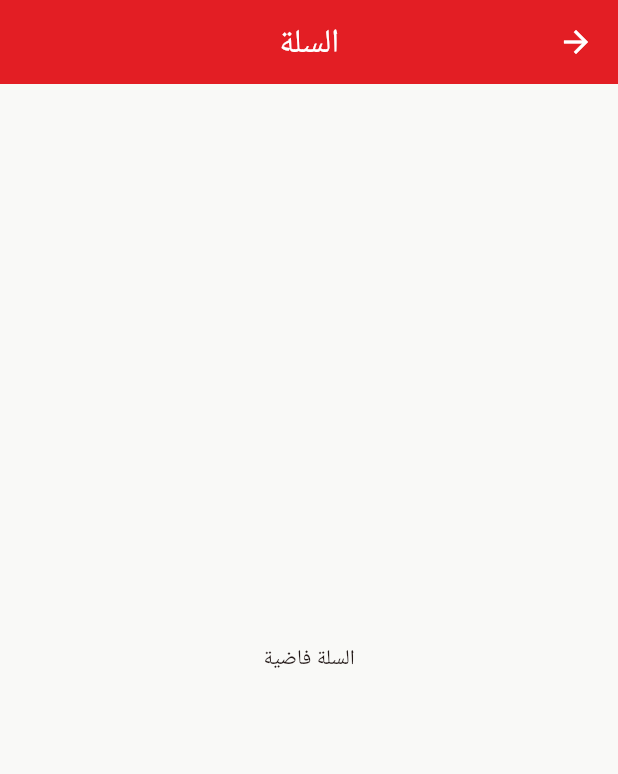
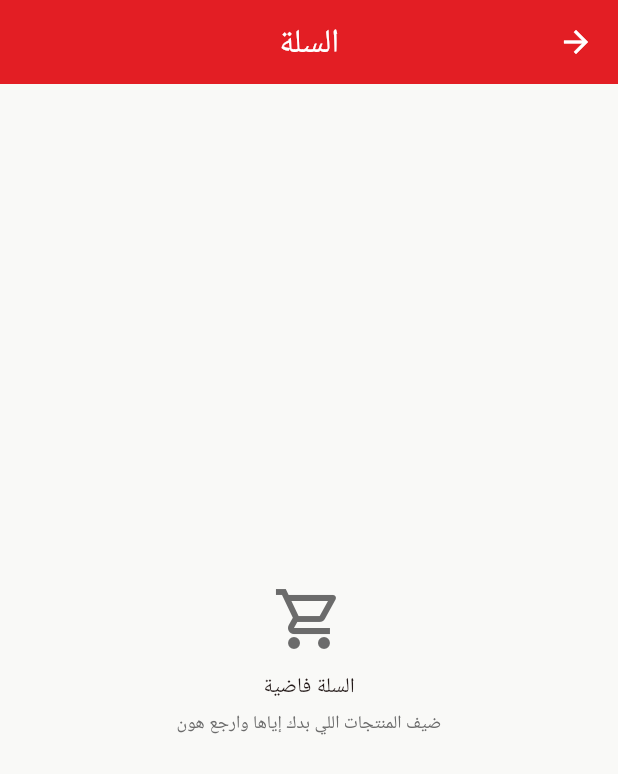
Before and after one commit to Huthayfa-Alomari/altayebat_app, a Flutter app: the CartScreen screen opened directly, on a phone screen of 412 x 824 dp. Shown: the top 774 px of the screen. Run offline on Flutter 3.47's test engine with Material 3 defaults, Android fonts, the phone set to English and light mode, and no system bars; our stand-ins replace supabase_flutter; accounts and stored records are empty; Roboto replaces fonts that are missing (Cairo).

Commit message:
feat: revalidate checkout and improve cart controls

```diff
--- a/altayebat_app/lib/screens/cart_screen.dart
+++ b/altayebat_app/lib/screens/cart_screen.dart
@@ -16,20 +16,18 @@ class _CartScreenState extends State<CartScreen> {
   bool _submitting = false;
 
   Future<void> _checkout(CartProvider cart) async {
+    if (_submitting || cart.isEmpty) return;
+
     setState(() => _submitting = true);
     try {
       final items = cart.items
           .map((item) => {
                 'product_id': item.product.id,
                 'quantity': item.quantity,
-                'unit_price': item.product.price,
               })
           .toList();
 
-      final orderId = await SupabaseService.createOrder(
-        items: items,
-        total: cart.total,
-      );
+      final orderId = await SupabaseService.createOrder(items: items);
 
       cart.clear();
 
@@ -41,8 +39,11 @@ class _CartScreenState extends State<CartScreen> {
       );
     } catch (e) {
       if (!mounted) return;
+      final message = e is StateError
+          ? e.message
+          : 'صار خطأ بإرسال الطلب، جرب مرة ثانية';
       ScaffoldMessenger.of(context).showSnackBar(
-        const SnackBar(content: Text('صار خطأ بإرسال الطلب، جرب مرة ثانية')),
+        SnackBar(content: Text(message)),
       );
     } finally {
       if (mounted) setState(() => _submitting = false);
@@ -56,51 +57,124 @@ class _CartScreenState extends State<CartScreen> {
     return Scaffold(
       appBar: AppBar(title: const Text('السلة')),
       body: cart.isEmpty
-          ? const Center(child: Text('السلة فاضية'))
-          : ListView(
+          ? const Center(
+              child: Column(
+                mainAxisSize: MainAxisSize.min,
+                children: [
+                  Icon(
+                    Icons.shopping_cart_outlined,
+                    size: 48,
+                    color: AppColors.textSecondary,
+                  ),
+                  SizedBox(height: 12),
+                  Text('السلة فاضية'),
+                  SizedBox(height: 4),
+                  Text(
+                    'ضيف المنتجات اللي بدك إياها وارجع هون',
+                    style: TextStyle(
+                      fontSize: 12,
+                      color: AppColors.textSecondary,
+                    ),
+                  ),
+                ],
+              ),
+            )
+          : ListView.separated(
               padding: const EdgeInsets.all(16),
-              children: cart.items
-                  .map(
-                    (item) => Padding(
-                      padding: const EdgeInsets.only(bottom: 12),
-                      child: Card(
+              itemCount: cart.items.length,
+              separatorBuilder: (_, __) => const SizedBox(height: 12),
+              itemBuilder: (context, index) {
+                final item = cart.items[index];
+                final canAdd = cart.canAdd(item.product);
+
+                return Card(
                   child: Padding(
                     padding: const EdgeInsets.all(12),
                     child: Row(
                       children: [
                         Expanded(
                           child: Column(
-                                  crossAxisAlignment:
-                                      CrossAxisAlignment.start,
+                            crossAxisAlignment: CrossAxisAlignment.start,
                             children: [
-                                    Text(item.product.name,
+                              Text(
+                                item.product.name,
+                                maxLines: 2,
+                                overflow: TextOverflow.ellipsis,
                                 style: const TextStyle(
-                                            fontWeight: FontWeight.w600)),
+                                  fontWeight: FontWeight.w600,
+                                ),
+                              ),
+                              const SizedBox(height: 4),
                               Text(
-                                      '${item.product.price.toStringAsFixed(2)} د.أ × ${item.quantity}',
+                                '${item.product.price.toStringAsFixed(2)} د.أ للحبة',
                                 style: const TextStyle(
                                   fontSize: 12,
-                                          color: AppColors.textSecondary),
+                                  color: AppColors.textSecondary,
+                                ),
+                              ),
+                              const SizedBox(height: 10),
+                              Row(
+                                mainAxisSize: MainAxisSize.min,
+                                children: [
+                                  IconButton(
+                                    tooltip: 'تقليل',
+                                    onPressed: _submitting
+                                        ? null
+                                        : () => cart.decrement(item.product),
+                                    icon: const Icon(Icons.remove_circle_outline),
+                                    visualDensity: VisualDensity.compact,
+                                  ),
+                                  Text(
+                                    '${item.quantity}',
+                                    style: const TextStyle(
+                                      fontWeight: FontWeight.w600,
+                                    ),
+                                  ),
+                                  IconButton(
+                                    tooltip: canAdd
+                                        ? 'زيادة'
+                                        : 'وصلت للكمية المتوفرة',
+                                    onPressed: _submitting || !canAdd
+                                        ? null
+                                        : () => cart.add(item.product),
+                                    icon: const Icon(Icons.add_circle_outline),
+                                    visualDensity: VisualDensity.compact,
+                                  ),
+                                  TextButton(
+                                    onPressed: _submitting
+                                        ? null
+                                        : () => cart.remove(item.product.id),
+                                    child: const Text(
+                                      'حذف',
+                                      style: TextStyle(color: Colors.redAccent),
+                                    ),
+                                  ),
+                                ],
                               ),
                             ],
                           ),
                         ),
+                        const SizedBox(width: 12),
                         Text(
                           '${item.subtotal.toStringAsFixed(2)} د.أ',
-                                style: const TextStyle(
-                                    fontWeight: FontWeight.w600),
+                          style: const TextStyle(fontWeight: FontWeight.w700),
                         ),
                       ],
                     ),
                   ),
-                      ),
-                    ),
-                  )
-                  .toList(),
+                );
+              },
             ),
       bottomNavigationBar: cart.isEmpty
           ? null
           : SafeArea(
+              child: DecoratedBox(
+                decoration: const BoxDecoration(
+                  color: Colors.white,
+                  border: Border(
+                    top: BorderSide(color: AppColors.border),
+                  ),
+                ),
                 child: Padding(
                   padding: const EdgeInsets.all(16),
                   child: Column(
@@ -109,13 +183,26 @@ class _CartScreenState extends State<CartScreen> {
                       Row(
                         mainAxisAlignment: MainAxisAlignment.spaceBetween,
                         children: [
-                        const Text('المجموع'),
+                          Text('المجموع (${cart.itemCount} قطعة)'),
                           Text(
                             '${cart.total.toStringAsFixed(2)} د.أ',
                             style: const TextStyle(
-                              fontSize: 16, fontWeight: FontWeight.w700),
+                              fontSize: 16,
+                              fontWeight: FontWeight.w700,
+                            ),
                           ),
                         ],
+                      ),
+                      const SizedBox(height: 6),
+                      const Align(
+                        alignment: Alignment.centerRight,
+                        child: Text(
+                          'يتم التحقق من السعر والمخزون مرة ثانية عند التأكيد.',
+                          style: TextStyle(
+                            fontSize: 11,
+                            color: AppColors.textSecondary,
+                          ),
+                        ),
                       ),
                       const SizedBox(height: 12),
                       SizedBox(
@@ -124,13 +211,15 @@ class _CartScreenState extends State<CartScreen> {
                           onPressed:
                               _submitting ? null : () => _checkout(cart),
                           child: Text(
-                            _submitting ? 'جاري الإرسال...' : 'تأكيد الطلب'),
+                            _submitting ? 'جاري الإرسال...' : 'تأكيد الطلب',
+                          ),
                         ),
                       ),
                     ],
                   ),
                 ),
               ),
+            ),
     );
   }
 }
```
Lines whose indentation alone changed are shown as unchanged.
